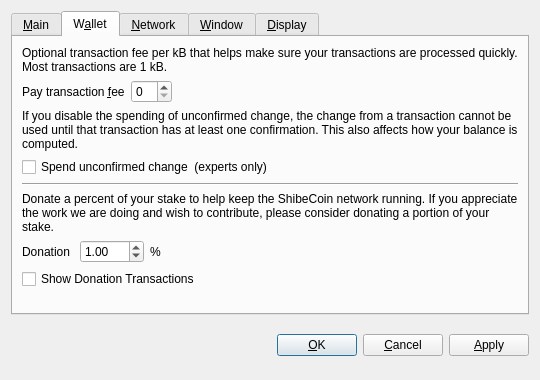
The window that src/qt/forms/optionsdialog.ui (ShibeCoin/shibecoin) describes before a commit, drawn with Qt 5.
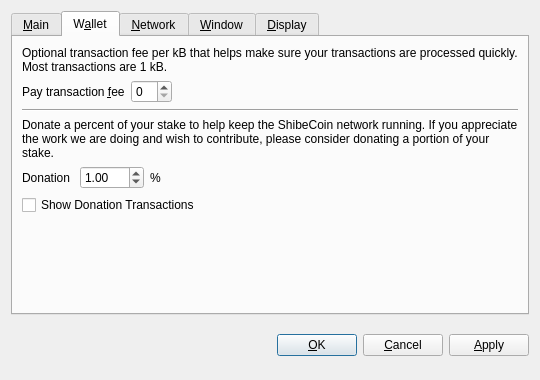
The same window after the commit. Custom widgets are drawn as their Qt base class.

Commit message: Removed option to not spend zero confirmation change. Fixed donations (hopefully for the last time). Display 6 items on overview UI page. Fixed misconfigured ComputeMinWork. Added checkpoints.

```diff
--- a/src/qt/forms/optionsdialog.ui
+++ b/src/qt/forms/optionsdialog.ui
@@ -136,23 +136,6 @@
          </item>
         </layout>
        </item>
-       <item>
-        <widget class="QLabel" name="label">
-         <property name="text">
-          <string>If you disable the spending of unconfirmed change, the change from a transaction cannot be used until that transaction has at least one confirmation. This also affects how your balance is computed.</string>
-         </property>
-         <property name="wordWrap">
-          <bool>true</bool>
-         </property>
-        </widget>
-       </item>
-       <item>
-        <widget class="QCheckBox" name="spendZeroConfChange">
-         <property name="text">
-          <string>Spend unconfirmed change  (experts only)</string>
-         </property>
-        </widget>
-       </item>
        <item>
         <widget class="Line" name="line">
          <property name="orientation">
```
The commit also changes 11 other files.
